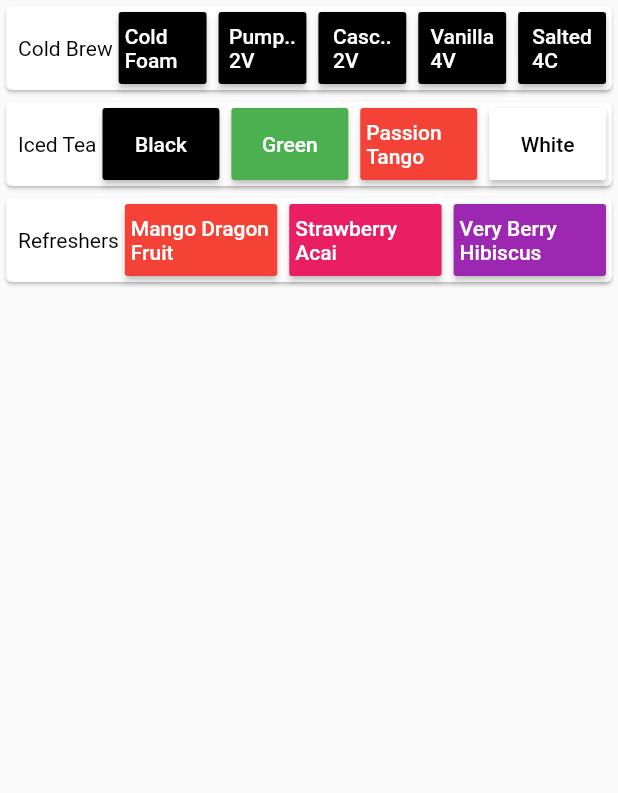
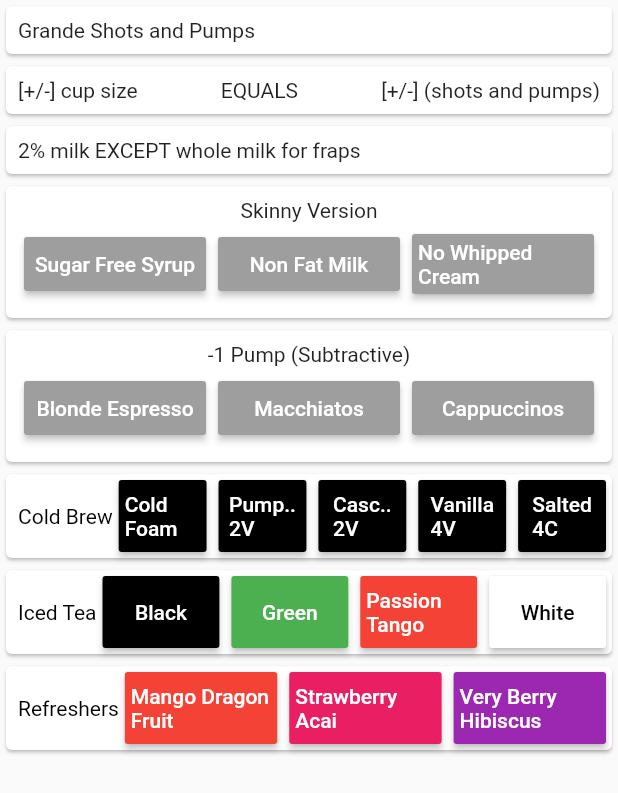
Before and after one commit to b-cancel/starbucks_drinks, a Flutter app: the screen it shows after launch, on a phone screen of 412 x 824 dp. Shown: the top 793 px of the screen. Run offline on Flutter 3.47's test engine with Material 2 defaults, Android fonts, the phone set to English and light mode, and no system bars.

Commit message:
basic rule set added instead... moving on to adding all other basic stuff... can refine later with time

```diff
--- a/starbucks_drinks/lib/helper/basic.dart
+++ b/starbucks_drinks/lib/helper/basic.dart
@@ -68,19 +68,21 @@ class ActionButton extends StatelessWidget {
     this.color,
     this.name,
     this.onTap,
+    this.zeroPadding: false,
     Key key,
   }) : super(key: key);
 
   final Color color;
   final String name;
   final Function onTap;
+  final bool zeroPadding;
 
   @override
   Widget build(BuildContext context) {
     return Expanded(
       child: Padding(
-        padding: const EdgeInsets.all(
-          4,
+        padding: EdgeInsets.all(
+          zeroPadding ? 0 : 4,
         ),
         child: RaisedButton(
           padding: EdgeInsets.all(4),
--- a/starbucks_drinks/lib/main.dart
+++ b/starbucks_drinks/lib/main.dart
@@ -59,11 +59,119 @@ class _DrinkListState extends State<DrinkList> {
     return Scaffold(
       body: ListView(
         children: <Widget>[
+          TextCard(
+            "Grande Shots and Pumps",
+          ),
+          Card(
+            child: Padding(
+              padding: const EdgeInsets.all(8.0),
+              child: Row(
+                children: <Widget>[
+                  Text("[+/-] cup size"),
+                  Expanded(
+                    child: Center(
+                      child: Text("EQUALS"),
+                    ),
+                  ),
+                  Text("[+/-] (shots and pumps)"),
+                ],
+              ),
+            ),
+          ),
+          TextCard(
+            "2% milk EXCEPT whole milk for fraps",
+          ),
+          SpacedCard(
+            Column(
+              children: <Widget>[
+                Text("Skinny Version"),
+                Row(
+                  children: <Widget>[
+                    ActionButton(
+                      name: "Sugar Free Syrup",
+                      color: Colors.grey,
+                      onTap: (){},
+                    ),
+                    ActionButton(
+                      name: "Non Fat Milk",
+                      color: Colors.grey,
+                      onTap: (){},
+                    ),
+                    ActionButton(
+                      name: "No Whipped Cream",
+                      color: Colors.grey,
+                      onTap: (){},
+                    ),
+                  ],
+                )
+              ],
+            )
+          ),
+          SpacedCard(
+            Column(
+              children: <Widget>[
+                Text("-1 Pump (Subtractive)"),
+                Row(
+                  children: <Widget>[
+                    ActionButton(
+                      name: "Blonde Espresso",
+                      color: Colors.grey,
+                      onTap: (){},
+                    ),
+                    ActionButton(
+                      name: "Macchiatos",
+                      color: Colors.grey,
+                      onTap: (){},
+                    ),
+                    ActionButton(
+                      name: "Cappuccinos",
+                      color: Colors.grey,
+                      onTap: (){},
+                    ),
+                  ],
+                )
+              ],
+            )
+          ),
           ColdBrewSection(),
           IcedTeaSection(),
           RefresherSection(),
         ],
       )
+    );
+  }
+}
+
+class TextCard extends StatelessWidget {
+
+  TextCard(
+    this.text,
+  );
+
+  final String text;
+
+  @override
+  Widget build(BuildContext context) {
+    return SpacedCard(
+      Text(text),
+    );
+  }
+}
+
+class SpacedCard extends StatelessWidget {
+  SpacedCard(
+    this.child,
+  );
+
+  final Widget child;
+
+  @override
+  Widget build(BuildContext context) {
+    return Card(
+      child: Container(
+        padding: EdgeInsets.all(8),
+        child: child,
+      ),
     );
   }
 }
```
